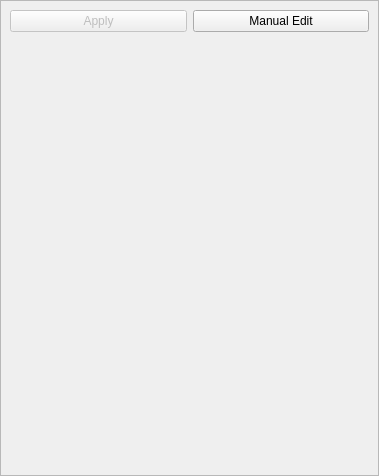
Qt form petroSym/solverSettings.ui (jmarcelogimenez/petroSym) before a commit.
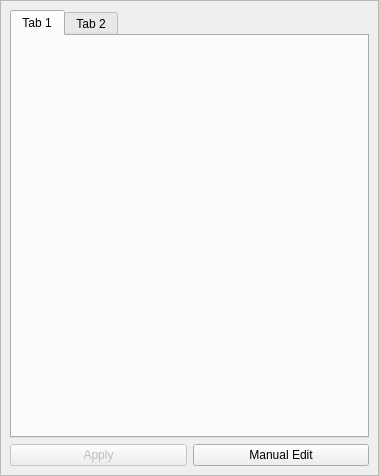
The same form after that commit. Icons and pictures are not drawn.

Commit message: Agrego version estable de numericalSchemes y solverSettings. Cuidado con el path comentado en petroSym.py

```diff
--- a/petroSym/solverSettings.ui
+++ b/petroSym/solverSettings.ui
@@ -31,6 +31,23 @@
     </rect>
    </property>
    <layout class="QVBoxLayout" name="verticalLayout">
+    <item>
+     <widget class="QTabWidget" name="tabWidget">
+      <property name="currentIndex">
+       <number>0</number>
+      </property>
+      <widget class="QWidget" name="tab_5">
+       <attribute name="title">
+        <string>Tab 1</string>
+       </attribute>
+      </widget>
+      <widget class="QWidget" name="tab_6">
+       <attribute name="title">
+        <string>Tab 2</string>
+       </attribute>
+      </widget>
+     </widget>
+    </item>
     <item>
      <layout class="QHBoxLayout" name="horizontalLayout">
       <item>
@@ -60,19 +77,6 @@
       </item>
      </layout>
     </item>
-    <item>
-     <spacer name="verticalSpacer">
-      <property name="orientation">
-       <enum>Qt::Vertical</enum>
-      </property>
-      <property name="sizeHint" stdset="0">
-       <size>
-        <width>20</width>
-        <height>40</height>
-       </size>
-      </property>
-     </spacer>
-    </item>
    </layout>
   </widget>
  </widget>
```
The commit also changes 5 other files.
